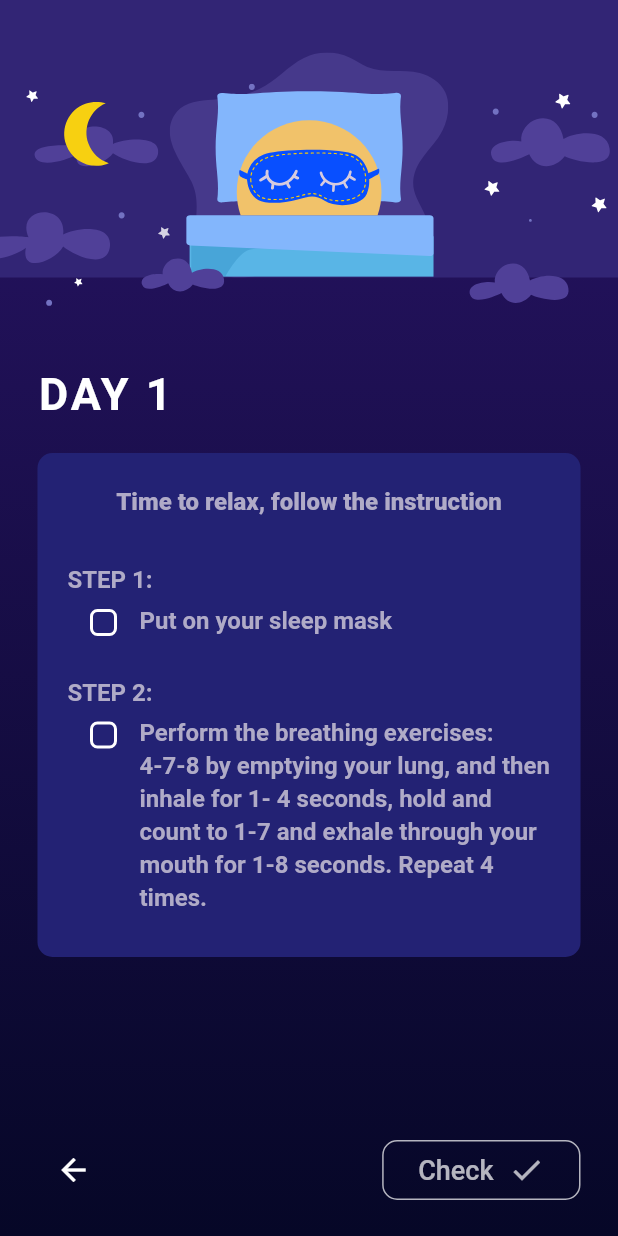
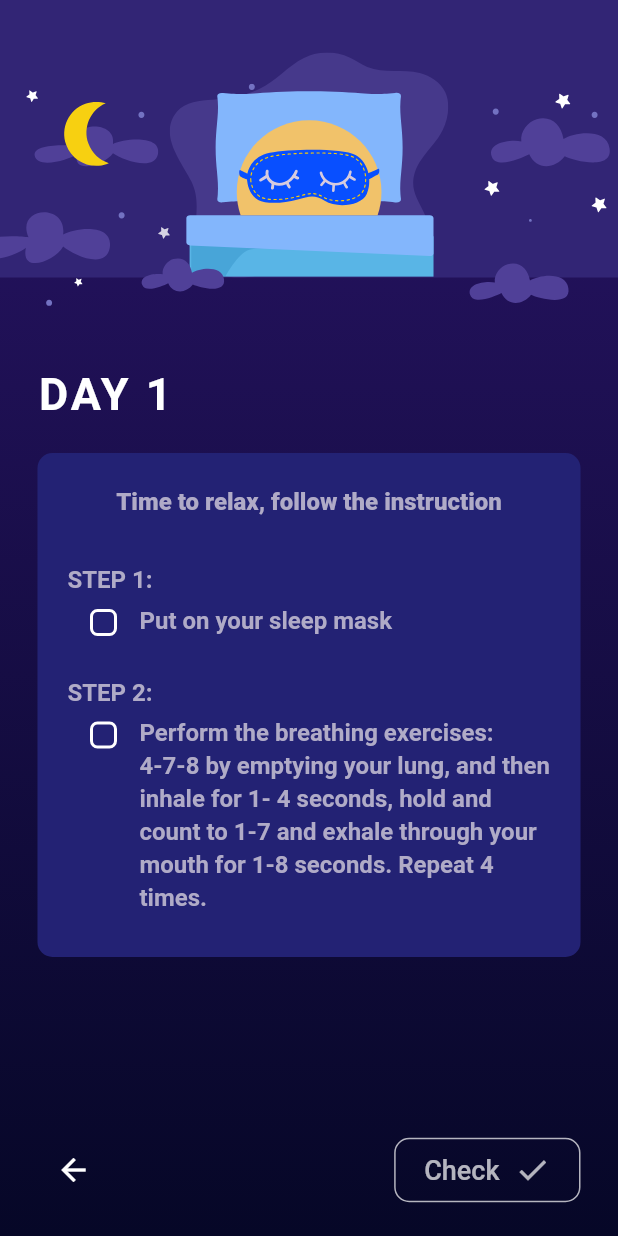
Before and after one commit to Khongchai/21-day-sleep-journey-challenge, a Flutter app: the DailyInstructions screen opened directly with empty values, on a phone screen of 412 x 824 dp. Run offline on Flutter 3.47's test engine with Material 2 defaults, Android fonts, the phone set to English and light mode, and no system bars; our stand-ins replace cloud_firestore, firebase_auth, firebase_core, flutter_svg, shared_preferences; accounts and stored records are empty.

Commit message:
thick buttongit add *!

```diff
--- a/lib/widgets/daily_instructions/check_button.dart
+++ b/lib/widgets/daily_instructions/check_button.dart
@@ -14,6 +14,9 @@ class CheckButton extends StatelessWidget {
       Key? key})
       : super(key: key);
 
+  static const buttonPadding =
+      EdgeInsets.symmetric(vertical: 1.5, horizontal: 12);
+
   @override
   Widget build(BuildContext context) {
     if (dayFinished) {
@@ -27,6 +30,7 @@ class CheckButton extends StatelessWidget {
   Widget buildEnabledButton(BuildContext context) {
     return ElevatedButton(
       style: ButtonStyle(
+        padding: MaterialStateProperty.all<EdgeInsets>(buttonPadding),
         shape: MaterialStateProperty.all<RoundedRectangleBorder>(
             RoundedRectangleBorder(borderRadius: BorderRadius.circular(10))),
         backgroundColor: MaterialStateProperty.all<Color>(appColors.accent),
@@ -46,6 +50,7 @@ class CheckButton extends StatelessWidget {
       opacity: 0.7,
       child: OutlinedButton(
         style: OutlinedButton.styleFrom(
+          padding: buttonPadding,
           shape:
               RoundedRectangleBorder(borderRadius: BorderRadius.circular(10)),
           side: const BorderSide(width: 1.0, color: Color(0xffffffff)),
@@ -59,6 +64,7 @@ class CheckButton extends StatelessWidget {
   Widget buildFinishedButton() {
     return ElevatedButton(
       style: ButtonStyle(
+        padding: MaterialStateProperty.all<EdgeInsets>(buttonPadding),
         shape: MaterialStateProperty.all<RoundedRectangleBorder>(
             RoundedRectangleBorder(borderRadius: BorderRadius.circular(10))),
         backgroundColor:
```
